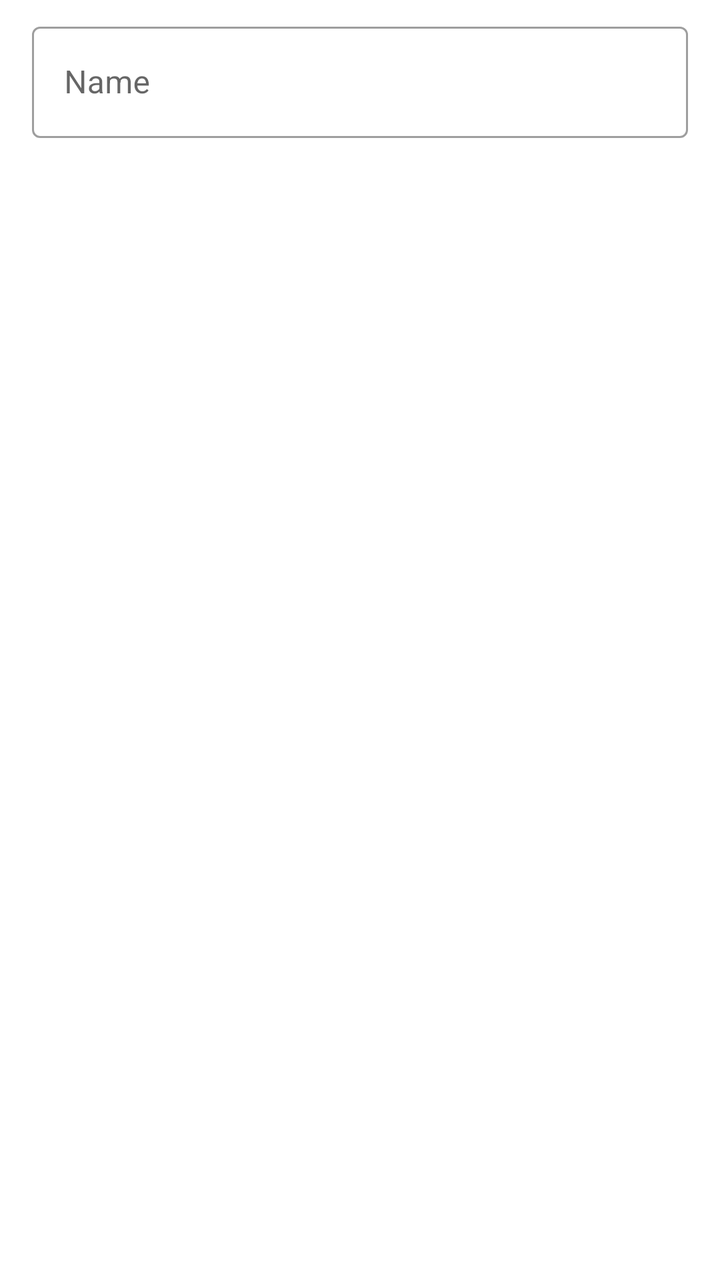
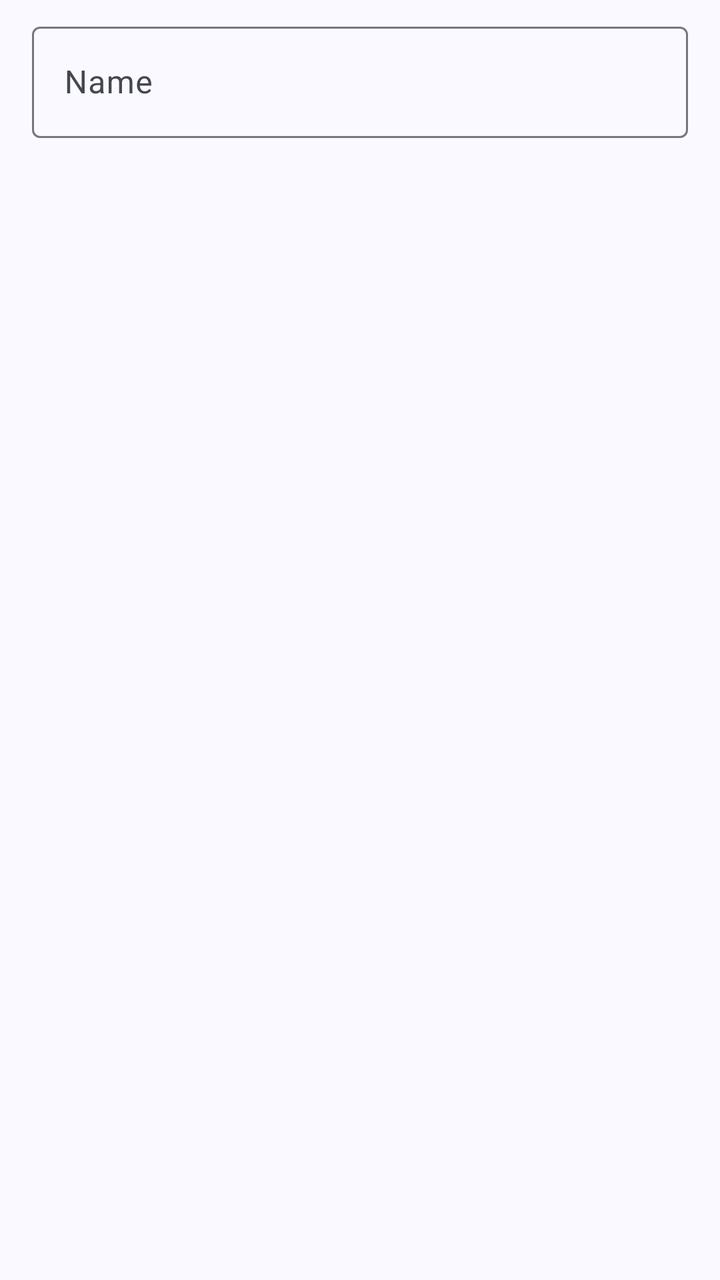

Compare the two renders of this Android layout. The source of the first and the diff that turns it into the second are given below.
<!-- AndroidManifest.xml: application theme AppTheme -->
<!-- res/layout/dialog_torrent_rename.xml -->
<?xml version="1.0" encoding="utf-8"?>
<FrameLayout xmlns:android="http://schemas.android.com/apk/res/android"
    android:layout_width="match_parent"
    android:layout_height="wrap_content">

    <com.google.android.material.textfield.TextInputLayout
        android:id="@+id/input_layout_name"
        style="@style/Widget.MaterialComponents.TextInputLayout.OutlinedBox"
        android:layout_width="match_parent"
        android:layout_height="wrap_content"
        android:layout_marginHorizontal="16dp"
        android:layout_marginTop="8dp">

        <com.google.android.material.textfield.TextInputEditText
            android:id="@+id/edit_name"
            android:layout_width="match_parent"
            android:layout_height="wrap_content"
            android:hint="@string/torrent_rename_torrent_hint"
            android:inputType="text" />

    </com.google.android.material.textfield.TextInputLayout>

</FrameLayout>
<!-- resources referenced by this layout -->
<resources>
  <style name="AppTheme" parent="Theme.MaterialComponents.DayNight.NoActionBar">
          <item name="colorPrimary">@color/color_primary</item>
          <item name="colorPrimaryDark">@color/color_primary_dark</item>
          <item name="colorPrimaryVariant">@color/color_primary_variant</item>
          <item name="colorOnPrimary">@color/color_on_primary</item>
  
          <item name="colorSecondary">@color/color_secondary</item>
          <item name="colorSecondaryVariant">@color/color_secondary_variant</item>
          <item name="colorOnSecondary">@color/color_on_secondary</item>
  
          <item name="windowActionModeOverlay">true</item>
          <item name="actionBarTheme">@style/AppTheme.ToolbarOverlay</item>
  
          <item name="android:textAlignment">viewStart</item>
  
          <item name="snackbarTextViewStyle">@style/AppTheme.SnackbarTextViewStyle</item>
  
          <item name="android:statusBarColor">@color/status_bar_color</item>
          <item name="android:navigationBarColor">@color/navigation_bar_color</item>
      </style>
  <color name="color_primary">#03A9F4</color>
  <color name="color_primary_dark">#007AC1</color>
  <color name="color_primary_variant">#007AC1</color>
  <color name="color_on_primary">#FFFFFF</color>
  <color name="color_secondary">#FFB300</color>
  <color name="color_secondary_variant">#C68400</color>
  <color name="color_on_secondary">#000000</color>
  <style name="AppTheme.ToolbarOverlay" parent="ThemeOverlay.MaterialComponents.Dark.ActionBar" />
  <style name="AppTheme.SnackbarTextViewStyle" parent="Widget.MaterialComponents.Snackbar.TextView">
          <item name="android:maxLines">15</item>
      </style>
  <color name="status_bar_color">@color/color_primary</color>
  <color name="navigation_bar_color">@android:color/transparent</color>
  <!-- unchanged entries left out for length: 1 -->
</resources>

<!-- the commit's change to res/layout/dialog_torrent_rename.xml (unified diff, before → after) -->
@@ -5,7 +5,7 @@
 
     <com.google.android.material.textfield.TextInputLayout
         android:id="@+id/input_layout_name"
-        style="@style/Widget.MaterialComponents.TextInputLayout.OutlinedBox"
+        style="@style/Widget.Material3.TextInputLayout.OutlinedBox"
         android:layout_width="match_parent"
         android:layout_height="wrap_content"
         android:layout_marginHorizontal="16dp"
<!-- resource entries referenced after the edit -->
@@ -1,38 +1,107 @@
 <!-- resources referenced by this layout -->
 <resources>
-  <style name="AppTheme" parent="Theme.MaterialComponents.DayNight.NoActionBar">
-          <item name="colorPrimary">@color/color_primary</item>
-          <item name="colorPrimaryDark">@color/color_primary_dark</item>
-          <item name="colorPrimaryVariant">@color/color_primary_variant</item>
-          <item name="colorOnPrimary">@color/color_on_primary</item>
+  <style name="AppTheme" parent="Theme.Material3.DayNight.NoActionBar">
+          <item name="colorPrimary">@color/md_theme_primary</item>
+          <item name="colorOnPrimary">@color/md_theme_onPrimary</item>
+          <item name="colorPrimaryContainer">@color/md_theme_primaryContainer</item>
+          <item name="colorOnPrimaryContainer">@color/md_theme_onPrimaryContainer</item>
+          <item name="colorSecondary">@color/md_theme_secondary</item>
+          <item name="colorOnSecondary">@color/md_theme_onSecondary</item>
+          <item name="colorSecondaryContainer">@color/md_theme_secondaryContainer</item>
+          <item name="colorOnSecondaryContainer">@color/md_theme_onSecondaryContainer</item>
+          <item name="colorTertiary">@color/md_theme_tertiary</item>
+          <item name="colorOnTertiary">@color/md_theme_onTertiary</item>
+          <item name="colorTertiaryContainer">@color/md_theme_tertiaryContainer</item>
+          <item name="colorOnTertiaryContainer">@color/md_theme_onTertiaryContainer</item>
+          <item name="colorError">@color/md_theme_error</item>
+          <item name="colorOnError">@color/md_theme_onError</item>
+          <item name="colorErrorContainer">@color/md_theme_errorContainer</item>
+          <item name="colorOnErrorContainer">@color/md_theme_onErrorContainer</item>
+          <item name="android:colorBackground">@color/md_theme_background</item>
+          <item name="colorOnBackground">@color/md_theme_onBackground</item>
+          <item name="colorSurface">@color/md_theme_surface</item>
+          <item name="colorOnSurface">@color/md_theme_onSurface</item>
+          <item name="colorSurfaceVariant">@color/md_theme_surfaceVariant</item>
+          <item name="colorOnSurfaceVariant">@color/md_theme_onSurfaceVariant</item>
+          <item name="colorOutline">@color/md_theme_outline</item>
+          <item name="colorOutlineVariant">@color/md_theme_outlineVariant</item>
+          <item name="colorSurfaceInverse">@color/md_theme_inverseSurface</item>
+          <item name="colorOnSurfaceInverse">@color/md_theme_inverseOnSurface</item>
+          <item name="colorPrimaryInverse">@color/md_theme_inversePrimary</item>
+          <item name="colorPrimaryFixed">@color/md_theme_primaryFixed</item>
+          <item name="colorOnPrimaryFixed">@color/md_theme_onPrimaryFixed</item>
+          <item name="colorPrimaryFixedDim">@color/md_theme_primaryFixedDim</item>
+          <item name="colorOnPrimaryFixedVariant">@color/md_theme_onPrimaryFixedVariant</item>
+          <item name="colorSecondaryFixed">@color/md_theme_secondaryFixed</item>
+          <item name="colorOnSecondaryFixed">@color/md_theme_onSecondaryFixed</item>
+          <item name="colorSecondaryFixedDim">@color/md_theme_secondaryFixedDim</item>
+          <item name="colorOnSecondaryFixedVariant">@color/md_theme_onSecondaryFixedVariant</item>
+          <item name="colorTertiaryFixed">@color/md_theme_tertiaryFixed</item>
+          <item name="colorOnTertiaryFixed">@color/md_theme_onTertiaryFixed</item>
+          <item name="colorTertiaryFixedDim">@color/md_theme_tertiaryFixedDim</item>
+          <item name="colorOnTertiaryFixedVariant">@color/md_theme_onTertiaryFixedVariant</item>
+          <item name="colorSurfaceDim">@color/md_theme_surfaceDim</item>
+          <item name="colorSurfaceBright">@color/md_theme_surfaceBright</item>
+          <item name="colorSurfaceContainerLowest">@color/md_theme_surfaceContainerLowest</item>
+          <item name="colorSurfaceContainerLow">@color/md_theme_surfaceContainerLow</item>
+          <item name="colorSurfaceContainer">@color/md_theme_surfaceContainer</item>
+          <item name="colorSurfaceContainerHigh">@color/md_theme_surfaceContainerHigh</item>
+          <item name="colorSurfaceContainerHighest">@color/md_theme_surfaceContainerHighest</item>
   
-          <item name="colorSecondary">@color/color_secondary</item>
-          <item name="colorSecondaryVariant">@color/color_secondary_variant</item>
-          <item name="colorOnSecondary">@color/color_on_secondary</item>
+          <item name="materialCardViewStyle">@style/Widget.Material3.CardView.Elevated</item>
+          <item name="snackbarTextViewStyle">@style/AppTheme.SnackbarTextViewStyle</item>
   
           <item name="windowActionModeOverlay">true</item>
-          <item name="actionBarTheme">@style/AppTheme.ToolbarOverlay</item>
-  
-          <item name="android:textAlignment">viewStart</item>
-  
-          <item name="snackbarTextViewStyle">@style/AppTheme.SnackbarTextViewStyle</item>
-  
-          <item name="android:statusBarColor">@color/status_bar_color</item>
-          <item name="android:navigationBarColor">@color/navigation_bar_color</item>
       </style>
-  <color name="color_primary">#03A9F4</color>
-  <color name="color_primary_dark">#007AC1</color>
-  <color name="color_primary_variant">#007AC1</color>
-  <color name="color_on_primary">#FFFFFF</color>
-  <color name="color_secondary">#FFB300</color>
-  <color name="color_secondary_variant">#C68400</color>
-  <color name="color_on_secondary">#000000</color>
-  <style name="AppTheme.ToolbarOverlay" parent="ThemeOverlay.MaterialComponents.Dark.ActionBar" />
-  <style name="AppTheme.SnackbarTextViewStyle" parent="Widget.MaterialComponents.Snackbar.TextView">
+  <color name="md_theme_primary">#415F91</color>
+  <color name="md_theme_onPrimary">#FFFFFF</color>
+  <color name="md_theme_primaryContainer">#D6E3FF</color>
+  <color name="md_theme_onPrimaryContainer">#001B3E</color>
+  <color name="md_theme_secondary">#565F71</color>
+  <color name="md_theme_onSecondary">#FFFFFF</color>
+  <color name="md_theme_secondaryContainer">#DAE2F9</color>
+  <color name="md_theme_onSecondaryContainer">#131C2B</color>
+  <color name="md_theme_tertiary">#705575</color>
+  <color name="md_theme_onTertiary">#FFFFFF</color>
+  <color name="md_theme_tertiaryContainer">#FAD8FD</color>
+  <color name="md_theme_onTertiaryContainer">#28132E</color>
+  <color name="md_theme_error">#BA1A1A</color>
+  <color name="md_theme_onError">#FFFFFF</color>
+  <color name="md_theme_errorContainer">#FFDAD6</color>
+  <color name="md_theme_onErrorContainer">#410002</color>
+  <color name="md_theme_background">#F9F9FF</color>
+  <color name="md_theme_onBackground">#191C20</color>
+  <color name="md_theme_surface">#F9F9FF</color>
+  <color name="md_theme_onSurface">#191C20</color>
+  <color name="md_theme_surfaceVariant">#E0E2EC</color>
+  <color name="md_theme_onSurfaceVariant">#44474E</color>
+  <color name="md_theme_outline">#74777F</color>
+  <color name="md_theme_outlineVariant">#C4C6D0</color>
+  <color name="md_theme_inverseSurface">#2E3036</color>
+  <color name="md_theme_inverseOnSurface">#F0F0F7</color>
+  <color name="md_theme_inversePrimary">#AAC7FF</color>
+  <color name="md_theme_primaryFixed">#D6E3FF</color>
+  <color name="md_theme_onPrimaryFixed">#001B3E</color>
+  <color name="md_theme_primaryFixedDim">#AAC7FF</color>
+  <color name="md_theme_onPrimaryFixedVariant">#284777</color>
+  <color name="md_theme_secondaryFixed">#DAE2F9</color>
+  <color name="md_theme_onSecondaryFixed">#131C2B</color>
+  <color name="md_theme_secondaryFixedDim">#BEC6DC</color>
+  <color name="md_theme_onSecondaryFixedVariant">#3E4759</color>
+  <color name="md_theme_tertiaryFixed">#FAD8FD</color>
+  <color name="md_theme_onTertiaryFixed">#28132E</color>
+  <color name="md_theme_tertiaryFixedDim">#DDBCE0</color>
+  <color name="md_theme_onTertiaryFixedVariant">#573E5C</color>
+  <color name="md_theme_surfaceDim">#D9D9E0</color>
+  <color name="md_theme_surfaceBright">#F9F9FF</color>
+  <color name="md_theme_surfaceContainerLowest">#FFFFFF</color>
+  <color name="md_theme_surfaceContainerLow">#F3F3FA</color>
+  <color name="md_theme_surfaceContainer">#EDEDF4</color>
+  <color name="md_theme_surfaceContainerHigh">#E7E8EE</color>
+  <color name="md_theme_surfaceContainerHighest">#E2E2E9</color>
+  <style name="AppTheme.SnackbarTextViewStyle" parent="Widget.Material3.Snackbar.TextView">
           <item name="android:maxLines">15</item>
       </style>
-  <color name="status_bar_color">@color/color_primary</color>
-  <color name="navigation_bar_color">@android:color/transparent</color>
   <!-- unchanged entries left out for length: 1 -->
 </resources>
 
